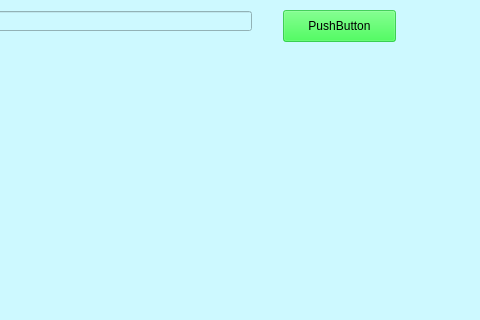
Above: main_game_window.ui from tashaxing/QtLianliankan before the change; both pictures show x 367 to 847 and y 0 to 320 of the 847 by 681 pixel window. Below: the same form after it.
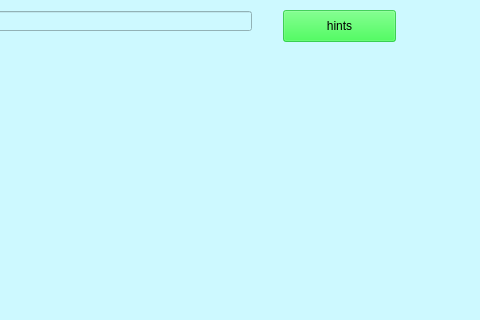
That is the form after the change.

Patch:
```diff
--- a/main_game_window.ui
+++ b/main_game_window.ui
@@ -56,7 +56,7 @@
      <string notr="true">background-color: rgba(11, 255, 36, 161);</string>
     </property>
     <property name="text">
-     <string>PushButton</string>
+     <string>hints</string>
     </property>
    </widget>
   </widget>
```
Left out of the diff: 2 changed lines with no effect on the pictures.
